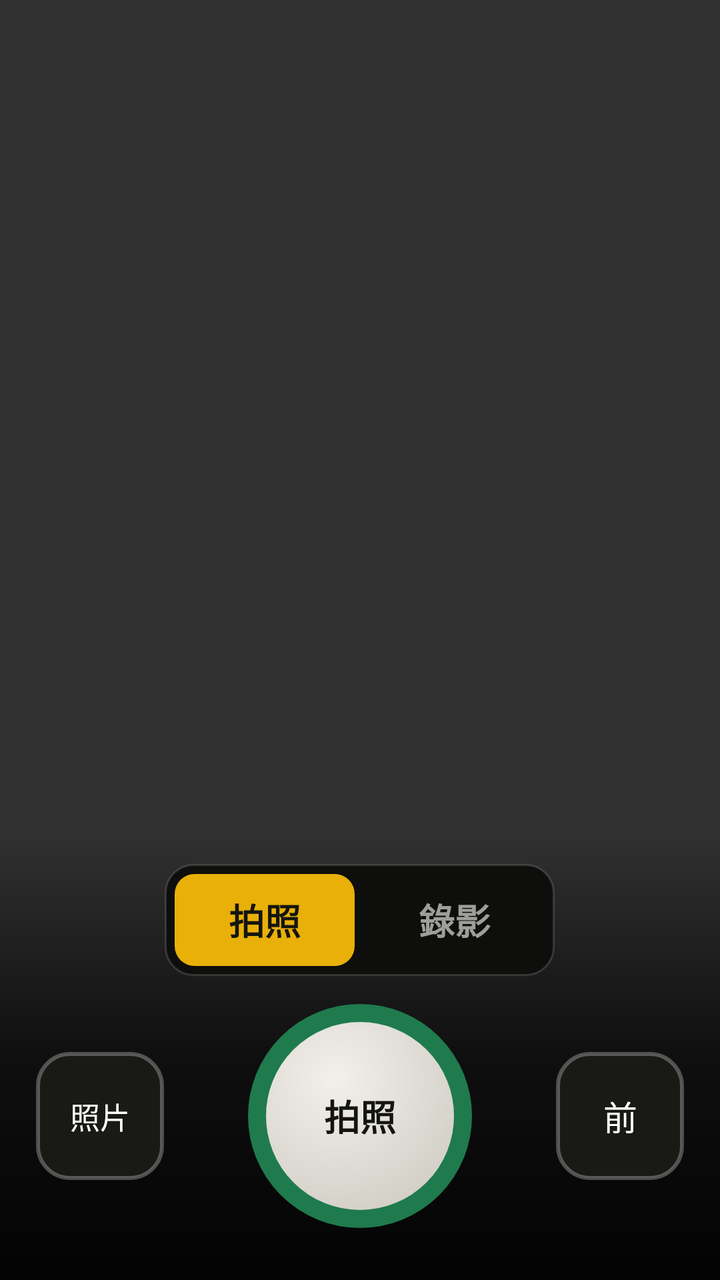
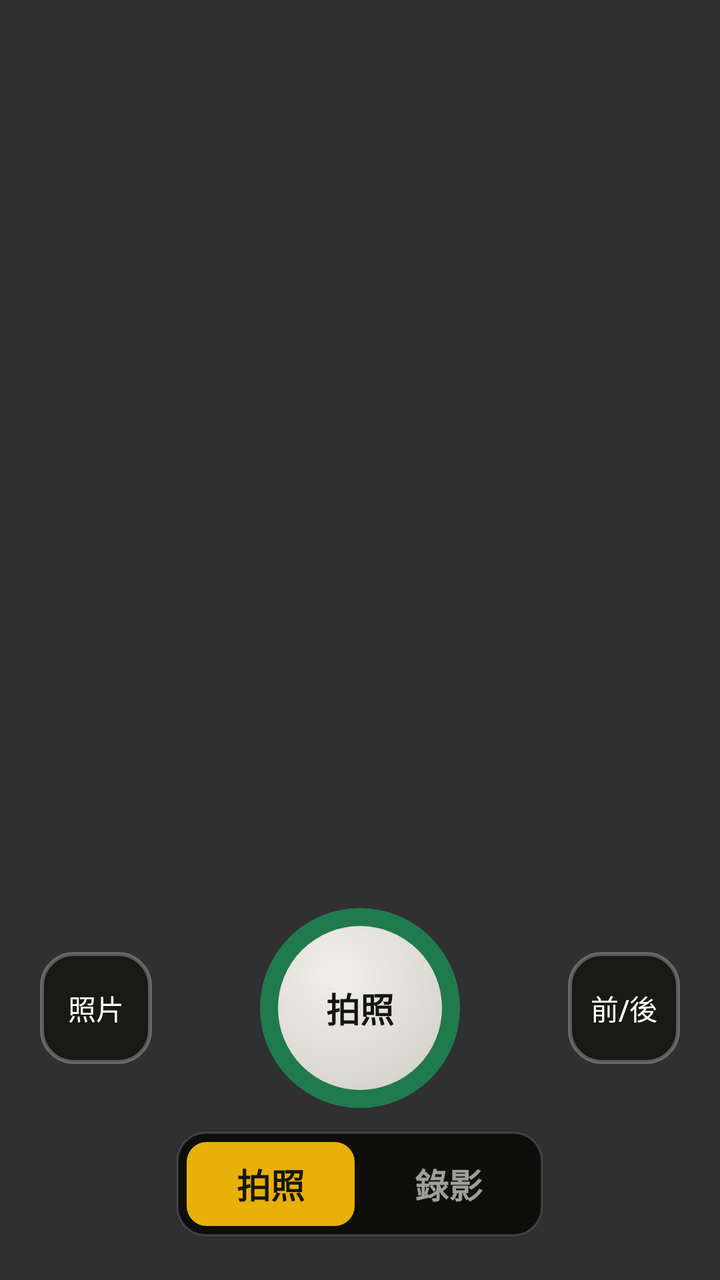

Compare the two renders of this Android layout. The source of the first and the diff that turns it into the second are given below.
<!-- AndroidManifest.xml: application theme AppTheme -->
<!-- res/layout/simple_ui.xml -->
<?xml version="1.0" encoding="utf-8"?>
<FrameLayout xmlns:android="http://schemas.android.com/apk/res/android"
    xmlns:tools="http://schemas.android.com/tools"
    android:id="@+id/sc_root"
    android:layout_width="match_parent"
    android:layout_height="match_parent"
    android:clickable="false"
    android:focusable="false"
    tools:ignore="HardcodedText">

    
    <View
        android:id="@+id/sc_rec_border"
        android:layout_width="match_parent"
        android:layout_height="match_parent"
        android:background="@drawable/sc_vf_frame_rec"
        android:alpha="0"
        android:clickable="false"
        android:visibility="gone" />

    
    <LinearLayout
        android:id="@+id/sc_camera_controls"
        android:layout_width="match_parent"
        android:layout_height="wrap_content"
        android:layout_gravity="bottom"
        android:orientation="vertical"
        android:background="@drawable/sc_bottom_scrim"
        android:paddingTop="14dp"
        android:paddingBottom="26dp"
        android:clickable="true">

        
        <LinearLayout
            android:layout_width="wrap_content"
            android:layout_height="wrap_content"
            android:layout_gravity="center_horizontal"
            android:layout_marginBottom="14dp"
            android:orientation="horizontal"
            android:background="@drawable/sc_mode_pill"
            android:padding="5dp">

            <TextView
                android:id="@+id/sc_tab_photo"
                android:layout_width="wrap_content"
                android:layout_height="46dp"
                android:minWidth="90dp"
                android:gravity="center"
                android:text="拍照"
                android:textSize="18sp"
                android:textStyle="bold"
                android:background="@drawable/sc_tab_selected"
                android:textColor="#14150F" />

            <TextView
                android:id="@+id/sc_tab_video"
                android:layout_width="wrap_content"
                android:layout_height="46dp"
                android:minWidth="90dp"
                android:layout_marginStart="5dp"
                android:gravity="center"
                android:text="錄影"
                android:textSize="18sp"
                android:textStyle="bold"
                android:textColor="#99FFFFFF" />
        </LinearLayout>

        
        <FrameLayout
            android:layout_width="match_parent"
            android:layout_height="wrap_content"
            android:paddingLeft="18dp"
            android:paddingRight="18dp">

            <FrameLayout
                android:id="@+id/sc_gallery"
                android:layout_width="64dp"
                android:layout_height="64dp"
                android:layout_gravity="start|center_vertical"
                android:background="@drawable/sc_sq_button"
                android:clickable="true"
                android:focusable="true">

                <ImageView
                    android:id="@+id/sc_gallery_thumb"
                    android:layout_width="match_parent"
                    android:layout_height="match_parent"
                    android:layout_margin="3dp"
                    android:scaleType="centerCrop"
                    android:visibility="gone"
                    android:contentDescription="照片" />

                <TextView
                    android:id="@+id/sc_gallery_label"
                    android:layout_width="match_parent"
                    android:layout_height="match_parent"
                    android:gravity="center"
                    android:text="照片"
                    android:textSize="15sp"
                    android:fontFamily="sans-serif-medium"
                    android:textColor="#FFFFFF" />
            </FrameLayout>

            <TextView
                android:id="@+id/sc_shutter"
                android:layout_width="112dp"
                android:layout_height="112dp"
                android:layout_gravity="center_horizontal"
                android:gravity="center"
                android:text="拍照"
                android:textSize="18sp"
                android:textStyle="bold"
                android:textColor="#14150F"
                android:background="@drawable/sc_shutter_photo"
                android:clickable="true"
                android:focusable="true" />

            <TextView
                android:id="@+id/sc_flip"
                android:layout_width="64dp"
                android:layout_height="64dp"
                android:layout_gravity="end|center_vertical"
                android:gravity="center"
                android:text="前"
                android:textSize="17sp"
                android:fontFamily="sans-serif-medium"
                android:textColor="#FFFFFF"
                android:background="@drawable/sc_sq_button" />
        </FrameLayout>
    </LinearLayout>

    
    <LinearLayout
        android:id="@+id/sc_recording_controls"
        android:layout_width="match_parent"
        android:layout_height="wrap_content"
        android:layout_gravity="bottom"
        android:orientation="vertical"
        android:gravity="center"
        android:background="@drawable/sc_bottom_scrim"
        android:paddingTop="14dp"
        android:paddingBottom="26dp"
        android:visibility="gone">

        <LinearLayout
            android:id="@+id/sc_stop"
            android:layout_width="112dp"
            android:layout_height="112dp"
            android:orientation="vertical"
            android:gravity="center"
            android:background="@drawable/sc_stop_outer"
            android:clickable="true"
            android:focusable="true">

            <View
                android:layout_width="20dp"
                android:layout_height="20dp"
                android:background="@drawable/sc_stop_inner" />

            <TextView
                android:layout_width="wrap_content"
                android:layout_height="wrap_content"
                android:layout_marginTop="5dp"
                android:text="停止"
                android:textSize="18sp"
                android:textStyle="bold"
                android:textColor="#FFFFFF" />
        </LinearLayout>
    </LinearLayout>

    
    <View
        android:id="@+id/sc_flash"
        android:layout_width="match_parent"
        android:layout_height="match_parent"
        android:background="#FFFFFF"
        android:alpha="0"
        android:clickable="false"
        android:visibility="gone" />

    
    <FrameLayout
        android:id="@+id/sc_tuck"
        android:layout_width="100dp"
        android:layout_height="100dp"
        android:background="@drawable/sc_tuck_overlay"
        android:clickable="false"
        android:visibility="gone" />

    
    <LinearLayout
        android:id="@+id/sc_rec_capsule"
        android:layout_width="wrap_content"
        android:layout_height="wrap_content"
        android:layout_gravity="top|center_horizontal"
        android:layout_marginTop="66dp"
        android:orientation="horizontal"
        android:gravity="center_vertical"
        android:background="@drawable/sc_rec_capsule"
        android:paddingLeft="18dp"
        android:paddingRight="18dp"
        android:paddingTop="10dp"
        android:paddingBottom="10dp"
        android:clickable="false"
        android:visibility="gone">

        <View
            android:layout_width="14dp"
            android:layout_height="14dp"
            android:layout_marginEnd="10dp"
            android:background="@drawable/sc_white_dot" />

        <TextView
            android:id="@+id/sc_timer"
            android:layout_width="wrap_content"
            android:layout_height="wrap_content"
            android:text="0:00"
            android:textSize="22sp"
            android:textStyle="bold"
            android:fontFamily="monospace"
            android:textColor="#FFFFFF" />
    </LinearLayout>

</FrameLayout>
<!-- resources referenced by this layout -->
<resources>
  <!-- drawable sc_bottom_scrim (drawable) -->
  <?xml version="1.0" encoding="utf-8"?>
  <shape xmlns:android="http://schemas.android.com/apk/res/android" android:shape="rectangle">
      <gradient
          android:angle="90"
          android:startColor="#F2000000"
          android:centerColor="#B3000000"
          android:endColor="#00000000"
          android:type="linear" />
  </shape>
  <!-- drawable sc_mode_pill (drawable) -->
  <?xml version="1.0" encoding="utf-8"?>
  <shape xmlns:android="http://schemas.android.com/apk/res/android" android:shape="rectangle">
      <solid android:color="#0E0E0C" />
      <corners android:radius="14dp" />
      <stroke android:width="1dp" android:color="#24FFFFFF" />
  </shape>
  <!-- drawable sc_rec_capsule (drawable) -->
  <?xml version="1.0" encoding="utf-8"?>
  <shape xmlns:android="http://schemas.android.com/apk/res/android" android:shape="rectangle">
      <solid android:color="#B3261E" />
      <corners android:radius="999dp" />
  </shape>
  <!-- drawable sc_shutter_photo (drawable) -->
  <?xml version="1.0" encoding="utf-8"?>
  <shape xmlns:android="http://schemas.android.com/apk/res/android" android:shape="oval">
      <gradient
          android:type="radial"
          android:startColor="#F2F0EA"
          android:endColor="#CFCCC4"
          android:centerX="0.38"
          android:centerY="0.32"
          android:gradientRadius="78dp" />
      <stroke android:width="9dp" android:color="#1F7A4D" />
  </shape>
  <!-- drawable sc_stop_inner (drawable) -->
  <?xml version="1.0" encoding="utf-8"?>
  <shape xmlns:android="http://schemas.android.com/apk/res/android" android:shape="rectangle">
      <solid android:color="#FFFFFF" />
      <corners android:radius="4dp" />
  </shape>
  <!-- drawable sc_stop_outer (drawable) -->
  <?xml version="1.0" encoding="utf-8"?>
  <shape xmlns:android="http://schemas.android.com/apk/res/android" android:shape="oval">
      <solid android:color="#0E0E0C" />
      <stroke android:width="9dp" android:color="#B3261E" />
  </shape>
  <!-- drawable sc_tab_selected (drawable) -->
  <?xml version="1.0" encoding="utf-8"?>
  <shape xmlns:android="http://schemas.android.com/apk/res/android" android:shape="rectangle">
      <solid android:color="#E8B008" />
      <corners android:radius="10dp" />
  </shape>
  <!-- drawable sc_tuck_overlay (drawable) -->
  <?xml version="1.0" encoding="utf-8"?>
  <shape xmlns:android="http://schemas.android.com/apk/res/android" android:shape="rectangle">
      <solid android:color="#2A2A26" />
      <stroke android:width="3dp" android:color="#D9E8B008" />
      <corners android:radius="8dp" />
  </shape>
  <!-- drawable sc_vf_frame_rec (drawable) -->
  <?xml version="1.0" encoding="utf-8"?>
  <shape xmlns:android="http://schemas.android.com/apk/res/android" android:shape="rectangle">
      <solid android:color="@android:color/transparent" />
      <stroke android:width="7dp" android:color="#B3261E" />
      <corners android:radius="10dp" />
  </shape>
  <!-- drawable sc_white_dot (drawable) -->
  <?xml version="1.0" encoding="utf-8"?>
  <shape xmlns:android="http://schemas.android.com/apk/res/android" android:shape="oval">
      <solid android:color="#FFFFFF" />
  </shape>
  <style name="AppTheme" parent="AppBaseTheme">
          
          <item name="android:windowNoTitle">true</item>
          <item name="android:windowActionBar">false</item>
          <item name="android:windowFullscreen">true</item>
          <item name="android:windowContentOverlay">@null</item>
      </style>
  <style name="AppBaseTheme" parent="@style/Theme.AppCompat.NoActionBar">
          
          <item name="android:imageButtonStyle">@style/image_button</item>
          <item name="android:navigationBarColor">@android:color/black</item>
      </style>
  <style name="image_button" parent="@android:style/Widget.Material.ImageButton">
          <item name="android:backgroundTint">#d05a595b</item> 
      </style>
  <!-- unchanged entries left out for length: 1 -->
</resources>

<!-- the commit's change to res/layout/simple_ui.xml (unified diff, before → after) -->
@@ -25,57 +25,21 @@
         android:layout_height="wrap_content"
         android:layout_gravity="bottom"
         android:orientation="vertical"
-        android:background="@drawable/sc_bottom_scrim"
-        android:paddingTop="14dp"
-        android:paddingBottom="26dp"
+        android:paddingTop="10dp"
+        android:paddingBottom="22dp"
         android:clickable="true">
-
-        
-        <LinearLayout
-            android:layout_width="wrap_content"
-            android:layout_height="wrap_content"
-            android:layout_gravity="center_horizontal"
-            android:layout_marginBottom="14dp"
-            android:orientation="horizontal"
-            android:background="@drawable/sc_mode_pill"
-            android:padding="5dp">
-
-            <TextView
-                android:id="@+id/sc_tab_photo"
-                android:layout_width="wrap_content"
-                android:layout_height="46dp"
-                android:minWidth="90dp"
-                android:gravity="center"
-                android:text="拍照"
-                android:textSize="18sp"
-                android:textStyle="bold"
-                android:background="@drawable/sc_tab_selected"
-                android:textColor="#14150F" />
-
-            <TextView
-                android:id="@+id/sc_tab_video"
-                android:layout_width="wrap_content"
-                android:layout_height="46dp"
-                android:minWidth="90dp"
-                android:layout_marginStart="5dp"
-                android:gravity="center"
-                android:text="錄影"
-                android:textSize="18sp"
-                android:textStyle="bold"
-                android:textColor="#99FFFFFF" />
-        </LinearLayout>
 
         
         <FrameLayout
             android:layout_width="match_parent"
             android:layout_height="wrap_content"
-            android:paddingLeft="18dp"
-            android:paddingRight="18dp">
+            android:paddingLeft="20dp"
+            android:paddingRight="20dp">
 
             <FrameLayout
                 android:id="@+id/sc_gallery"
-                android:layout_width="64dp"
-                android:layout_height="64dp"
+                android:layout_width="56dp"
+                android:layout_height="56dp"
                 android:layout_gravity="start|center_vertical"
                 android:background="@drawable/sc_sq_button"
                 android:clickable="true"
@@ -96,19 +60,19 @@
                     android:layout_height="match_parent"
                     android:gravity="center"
                     android:text="照片"
-                    android:textSize="15sp"
+                    android:textSize="14sp"
                     android:fontFamily="sans-serif-medium"
                     android:textColor="#FFFFFF" />
             </FrameLayout>
 
             <TextView
                 android:id="@+id/sc_shutter"
-                android:layout_width="112dp"
-                android:layout_height="112dp"
+                android:layout_width="100dp"
+                android:layout_height="100dp"
                 android:layout_gravity="center_horizontal"
                 android:gravity="center"
                 android:text="拍照"
-                android:textSize="18sp"
+                android:textSize="17sp"
                 android:textStyle="bold"
                 android:textColor="#14150F"
                 android:background="@drawable/sc_shutter_photo"
@@ -117,16 +81,51 @@
 
             <TextView
                 android:id="@+id/sc_flip"
-                android:layout_width="64dp"
-                android:layout_height="64dp"
+                android:layout_width="56dp"
+                android:layout_height="56dp"
                 android:layout_gravity="end|center_vertical"
                 android:gravity="center"
-                android:text="前"
-                android:textSize="17sp"
+                android:text="前/後"
+                android:textSize="14sp"
                 android:fontFamily="sans-serif-medium"
                 android:textColor="#FFFFFF"
                 android:background="@drawable/sc_sq_button" />
         </FrameLayout>
+
+        
+        <LinearLayout
+            android:layout_width="wrap_content"
+            android:layout_height="wrap_content"
+            android:layout_gravity="center_horizontal"
+            android:layout_marginTop="12dp"
+            android:orientation="horizontal"
+            android:background="@drawable/sc_mode_pill"
+            android:padding="5dp">
+
+            <TextView
+                android:id="@+id/sc_tab_photo"
+                android:layout_width="wrap_content"
+                android:layout_height="42dp"
+                android:minWidth="84dp"
+                android:gravity="center"
+                android:text="拍照"
+                android:textSize="17sp"
+                android:textStyle="bold"
+                android:background="@drawable/sc_tab_selected"
+                android:textColor="#14150F" />
+
+            <TextView
+                android:id="@+id/sc_tab_video"
+                android:layout_width="wrap_content"
+                android:layout_height="42dp"
+                android:minWidth="84dp"
+                android:layout_marginStart="5dp"
+                android:gravity="center"
+                android:text="錄影"
+                android:textSize="17sp"
+                android:textStyle="bold"
+                android:textColor="#99FFFFFF" />
+        </LinearLayout>
     </LinearLayout>
 
     
@@ -137,15 +136,14 @@
         android:layout_gravity="bottom"
         android:orientation="vertical"
         android:gravity="center"
-        android:background="@drawable/sc_bottom_scrim"
-        android:paddingTop="14dp"
-        android:paddingBottom="26dp"
+        android:paddingTop="10dp"
+        android:paddingBottom="22dp"
         android:visibility="gone">
 
         <LinearLayout
             android:id="@+id/sc_stop"
-            android:layout_width="112dp"
-            android:layout_height="112dp"
+            android:layout_width="100dp"
+            android:layout_height="100dp"
             android:orientation="vertical"
             android:gravity="center"
             android:background="@drawable/sc_stop_outer"
@@ -153,8 +151,8 @@
             android:focusable="true">
 
             <View
-                android:layout_width="20dp"
-                android:layout_height="20dp"
+                android:layout_width="18dp"
+                android:layout_height="18dp"
                 android:background="@drawable/sc_stop_inner" />
 
             <TextView
@@ -162,7 +160,7 @@
                 android:layout_height="wrap_content"
                 android:layout_marginTop="5dp"
                 android:text="停止"
-                android:textSize="18sp"
+                android:textSize="17sp"
                 android:textStyle="bold"
                 android:textColor="#FFFFFF" />
         </LinearLayout>
<!-- resource entries referenced after the edit -->
@@ -1,15 +1,5 @@
 <!-- resources referenced by this layout -->
 <resources>
-  <!-- drawable sc_bottom_scrim (drawable) -->
-  <?xml version="1.0" encoding="utf-8"?>
-  <shape xmlns:android="http://schemas.android.com/apk/res/android" android:shape="rectangle">
-      <gradient
-          android:angle="90"
-          android:startColor="#F2000000"
-          android:centerColor="#B3000000"
-          android:endColor="#00000000"
-          android:type="linear" />
-  </shape>
   <!-- drawable sc_mode_pill (drawable) -->
   <?xml version="1.0" encoding="utf-8"?>
   <shape xmlns:android="http://schemas.android.com/apk/res/android" android:shape="rectangle">
